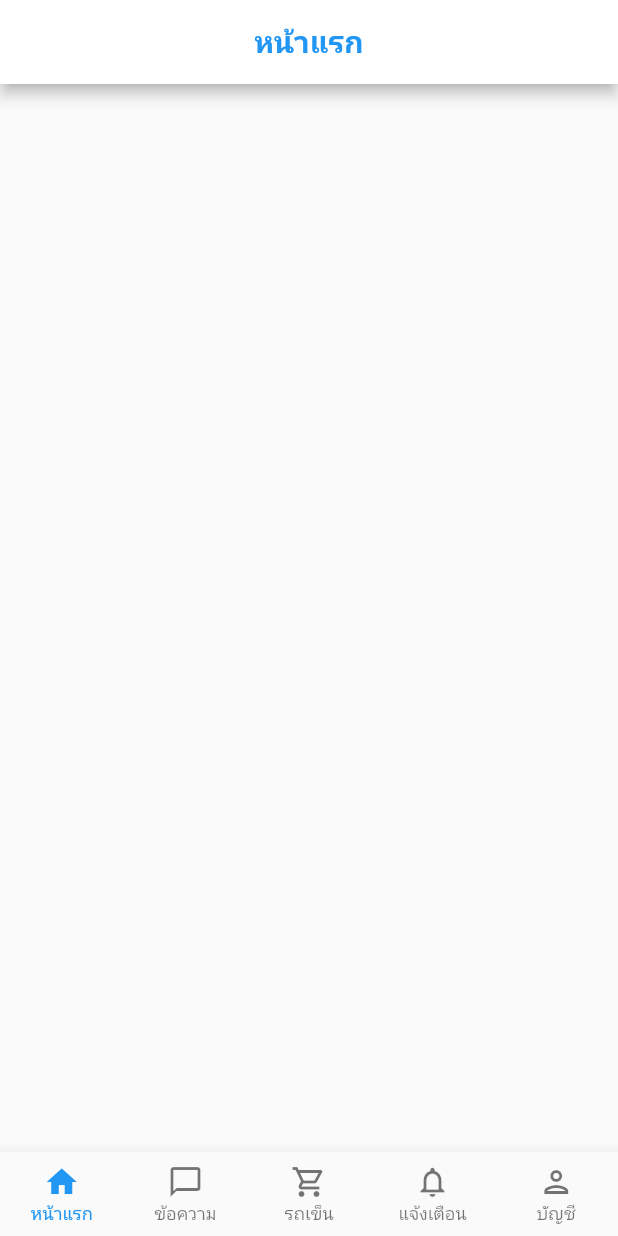
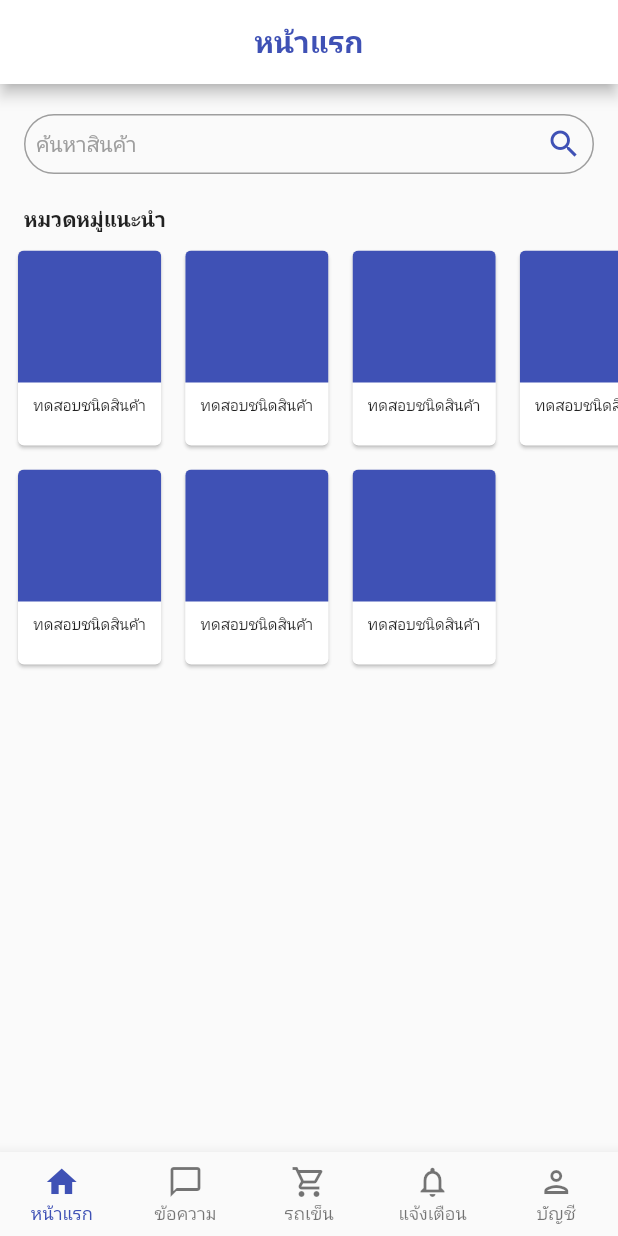
Before and after one commit to CE-KMITL-Project-2021-Group-36/Rental-App, a Flutter app: the screen it shows after launch, on a phone screen of 412 x 824 dp. Run offline on Flutter 3.47's test engine with Material 2 defaults, Android fonts, the phone set to English and light mode, and no system bars.

Commit message:
[feat] Update grid view categories

```diff
--- /dev/null
+++ b/rental_app/lib/category_card.dart
@@ -0,0 +1,29 @@
+import 'package:flutter/material.dart';
+
+class CategoryCard extends StatelessWidget {
+  const CategoryCard({ Key? key }) : super(key: key);
+
+  @override
+  Widget build(BuildContext context) {
+    return Card(
+      clipBehavior: Clip.antiAliasWithSaveLayer,
+      elevation: 1,
+      child: Container(
+        width: 88,
+        height: 132,
+        child: Column(
+          children: [
+            Container(
+              height: 88,
+              color: Colors.indigo,
+            ),
+            Padding(
+              padding: const EdgeInsets.all(8.0),
+              child: Text('ทดสอบชนิดสินค้า', style: TextStyle(fontSize: 10)),
+            ),
+          ],
+        )
+      ),
+    );
+  }
+}
--- a/rental_app/lib/home_page.dart
+++ b/rental_app/lib/home_page.dart
@@ -1,4 +1,5 @@
 import 'package:flutter/material.dart';
+import './category_card.dart';
 
 class HomePage extends StatefulWidget {
   const HomePage({Key? key}) : super(key: key);
@@ -21,7 +22,70 @@ class _HomePageState extends State<HomePage> {
         ),
         backgroundColor: Colors.white,
       ),
-      body: Container(),
+      body: Container(
+        child: Column(
+          children: [
+            Container(
+                // padding: EdgeInsets.all(16.0),
+                child: Column(
+                  children: <Widget>[
+                    Padding(
+                      padding: const EdgeInsets.all(16.0),
+                      child: TextButton(
+                        onPressed: () => {},
+                        style: ButtonStyle(
+                            shape:
+                                MaterialStateProperty.all<RoundedRectangleBorder>(
+                                    RoundedRectangleBorder(
+                                        borderRadius: BorderRadius.circular(24.0),
+                                        side: BorderSide(color: Colors.grey)))),
+                        child: Row(
+                          mainAxisAlignment: MainAxisAlignment.spaceBetween,
+                          children: <Widget>[
+                            Text("ค้นหาสินค้า",
+                                style: TextStyle(color: Colors.grey)),
+                            Icon(Icons.search),
+                          ],
+                        ),
+                      ),
+                    ),
+                    const Padding(
+                      padding: EdgeInsets.symmetric(horizontal: 16.0),
+                      child: Align(
+                        alignment: Alignment.centerLeft,
+                        child: Text("หมวดหมู่แนะนำ",
+                            style: TextStyle(fontWeight: FontWeight.bold)),
+                      ),
+                    ),
+                    SafeArea(
+                        child: SizedBox(
+                      width: double.infinity,
+                      height: 300,
+                      child: GridView(
+                        padding: EdgeInsets.all(8),
+                        scrollDirection: Axis.horizontal,
+                        gridDelegate: SliverGridDelegateWithMaxCrossAxisExtent(
+                            maxCrossAxisExtent: 250,
+                            childAspectRatio: 4 / 3,
+                            crossAxisSpacing: 8,
+                            mainAxisSpacing: 8),
+                        children: [
+                          CategoryCard(),
+                          CategoryCard(),
+                          CategoryCard(),
+                          CategoryCard(),
+                          CategoryCard(),
+                          CategoryCard(),
+                          CategoryCard(),
+
+                        ],
+                      ),
+                    )),
+                  ],
+                )),
+          ],
+        ),
+      ),
     );
   }
 }
--- a/rental_app/lib/main.dart
+++ b/rental_app/lib/main.dart
@@ -13,7 +13,7 @@ class MyApp extends StatelessWidget {
     return MaterialApp(
       title: 'Flutter Demo',
       theme: ThemeData(
-        primarySwatch: Colors.blue,
+        primarySwatch: Colors.indigo,
       ),
       home: const NavigationBar(),
     );
```
